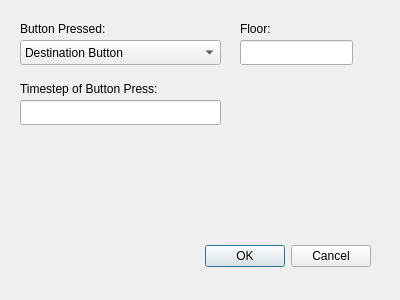
Above: addbehaviourdialog.ui from gracestewart3/COMP3004A3 before the change. Below: the same form after it.
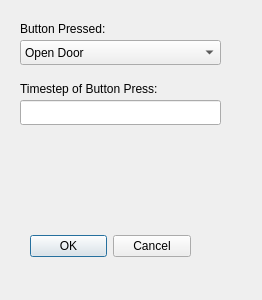
That is the form after the change.

```diff
--- a/addbehaviourdialog.ui
+++ b/addbehaviourdialog.ui
@@ -6,7 +6,7 @@
    <rect>
     <x>0</x>
     <y>0</y>
-    <width>400</width>
+    <width>262</width>
     <height>300</height>
    </rect>
   </property>
@@ -17,8 +17,8 @@
    <property name="geometry">
     <rect>
      <x>30</x>
-     <y>240</y>
-     <width>341</width>
+     <y>230</y>
+     <width>161</width>
      <height>32</height>
     </rect>
    </property>
@@ -38,11 +38,6 @@
      <height>25</height>
     </rect>
    </property>
-   <item>
-    <property name="text">
-     <string>Destination Button</string>
-    </property>
-   </item>
    <item>
     <property name="text">
      <string>Open Door</string>
@@ -95,29 +90,6 @@
     <string>Timestep of Button Press:</string>
    </property>
   </widget>
-  <widget class="QLineEdit" name="floor">
-   <property name="geometry">
-    <rect>
-     <x>240</x>
-     <y>40</y>
-     <width>113</width>
-     <height>25</height>
-    </rect>
-   </property>
-  </widget>
-  <widget class="QLabel" name="floor_label">
-   <property name="geometry">
-    <rect>
-     <x>240</x>
-     <y>20</y>
-     <width>111</width>
-     <height>17</height>
-    </rect>
-   </property>
-   <property name="text">
-    <string>Floor:</string>
-   </property>
-  </widget>
  </widget>
  <resources/>
  <connections>
```
